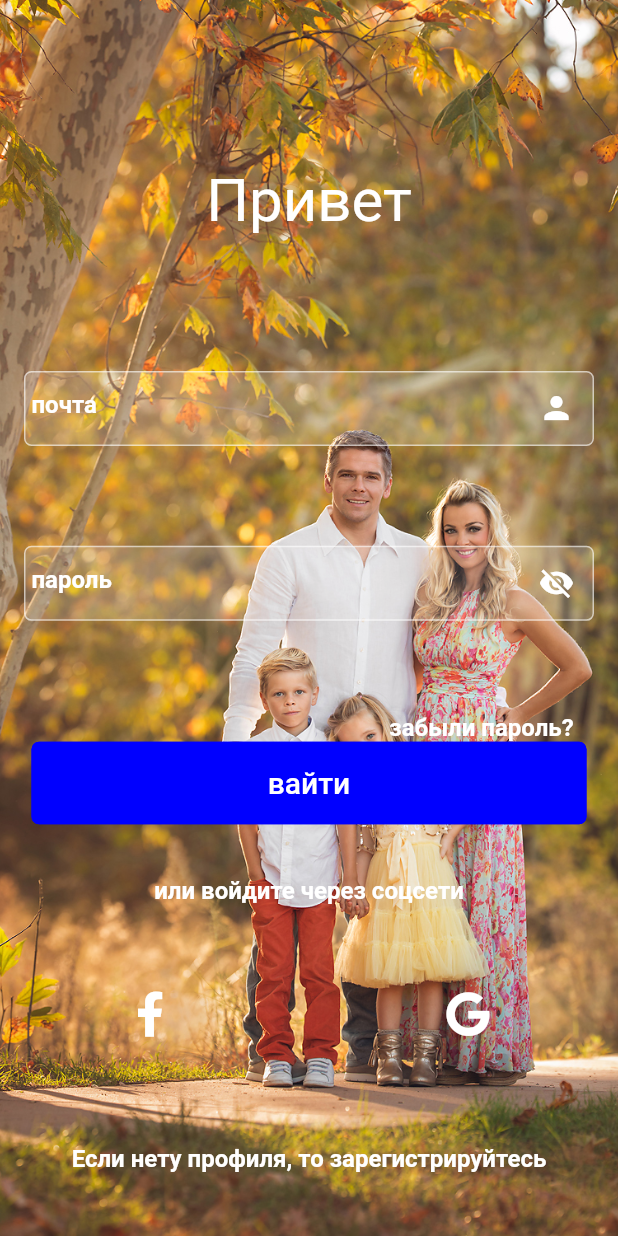
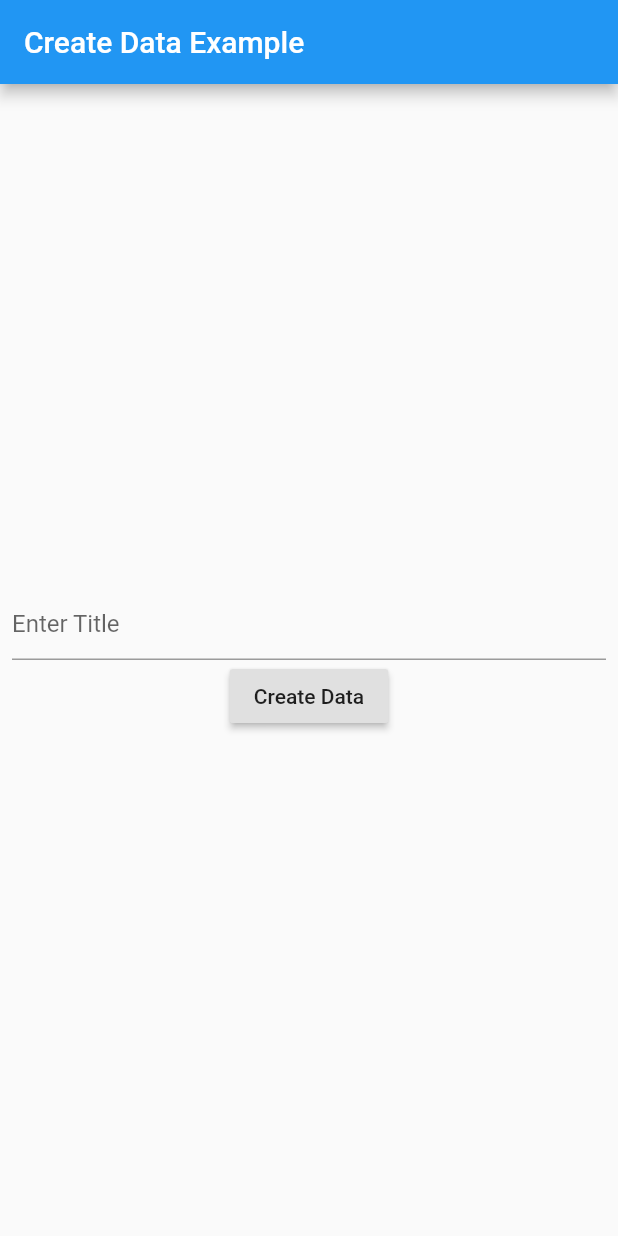
Before and after one commit to AnnaMinasyan/aniphoto_flutter, a Flutter app: the screen it shows after launch, on a phone screen of 412 x 824 dp. Run offline on Flutter 3.47's test engine with Material 2 defaults, Android fonts, the phone set to English and light mode, and no system bars; our stand-ins replace font_awesome_flutter, image_picker.

Commit message:
login post

```diff
--- a/lib/pages/login.dart
+++ b/lib/pages/login.dart
@@ -1,246 +1,351 @@
-import 'dart:ui';
+import 'dart:async';
+import 'dart:convert';
 
 import 'package:flutter/material.dart';
-import 'package:font_awesome_flutter/font_awesome_flutter.dart';
-import '../models/client_model.dart';
 import 'package:http/http.dart' as http;
 
-// Define a custom Form widget.
-class Login extends StatefulWidget {
-  @override
-  _LoginState createState() => _LoginState();
+Future<Album> createAlbum(String mail) async {
+  final http.Response response = await http.post(
+    'http://annaniks.com:5060/api/client-login/',
+    headers: <String, String>{
+      'Content-Type': 'application/json; charset=UTF-8',
+    },
+    body: jsonEncode(<String, String>{
+     "username": mail,
+     "password": 'minasyan2662'
+    }),
+  );
+print('${response.statusCode }  ${mail}');
+  if (response.statusCode == 200) {
+    return Album.fromJson(json.decode(response.body));
+  } else {
+    throw Exception('Failed to create album.');
+  }
 }
 
-// Define a corresponding State class.
-// This class holds the data related to the Form.
-Future<ClientModel> createClient(String mail, String password) async {
-  final String apiUrl = 'http://annaniks.com:5060/api/client/';
-  final response =
-      await http.post(apiUrl, body: {"username": mail, "password": password});
-      print("-------------------${response.statusCode}   ${mail}   ${password}");
-      if (response.statusCode==201) {
-        final String responseString = response.body;
-        return clientModelFromJson(responseString);
-      } else {
-        return null;
-      }
+class Album {
+  final int id;
+  final String title;
+
+  Album({this.id, this.title});
+
+  factory Album.fromJson(Map<String, dynamic> json) {
+    return Album(
+      id: json['id'],
+      title: json['title'],
+    );
+  }
+}
 
 
+class Login extends StatefulWidget {
+  Login({Key key}) : super(key: key);
+
+  @override
+  _LoginState createState() {
+    return _LoginState();
+  }
 }
 
 class _LoginState extends State<Login> {
-  ClientModel _client;
-  final TextEditingController mailController = TextEditingController();
-  final TextEditingController passwordController = TextEditingController();
-  @override
+  final TextEditingController _controller = TextEditingController();
+  Future<Album> _futureAlbum;
+
   @override
   Widget build(BuildContext context) {
-    return Container(
-      child: Scaffold(
+    return MaterialApp(
+      title: 'Create Data Example',
+      theme: ThemeData(
+        primarySwatch: Colors.blue,
+      ),
+      home: Scaffold(
+        appBar: AppBar(
+          title: Text('Create Data Example'),
+        ),
         body: Container(
-            decoration: BoxDecoration(
-              image: DecorationImage(
-                image: AssetImage("assets/sing_in.jpg"),
-                fit: BoxFit.cover,
-              ),
-            ),
-            child: Container(
-              margin: EdgeInsets.only(top: 110.0, right: 16, left: 16),
-              child: Column(
-                children: <Widget>[
-                  Flexible(
-                    flex: 5,
-                    child: Container(
-                      height: 150,
-                      child: Text(
-                        'Привет',
-                        style: TextStyle(fontSize: 40, color: Colors.white),
-                      ),
+          alignment: Alignment.center,
+          padding: const EdgeInsets.all(8.0),
+          child: (_futureAlbum == null)
+              ? Column(
+                  mainAxisAlignment: MainAxisAlignment.center,
+                  children: <Widget>[
+                    TextField(
+                      controller: _controller,
+                      decoration: InputDecoration(hintText: 'Enter Title'),
                     ),
-                  ),
-                  Flexible(
-                      flex: 9,
-                      child: Column(
-                        mainAxisAlignment: MainAxisAlignment.spaceBetween,
-                        children: <Widget>[
-                          Container(
-                              decoration: BoxDecoration(
-                                color: Color.fromARGB(40, 255, 255, 255),
-                                border: Border.all(
-                                  color: Color.fromARGB(150, 255, 255, 255),
-                                  width: 1,
-                                ),
-                                borderRadius: BorderRadius.circular(5),
-                              ),
-                              // color: Color.fromARGB(40, 255, 255, 255),
-                              margin: EdgeInsets.only(bottom: 15.0),
-                              // color: Colors.red,
-                              child: TextField(
-                                controller: mailController,
-                                decoration: InputDecoration(
-                                  hintText: 'почта',
-                                  border: InputBorder.none,
-                                  hintStyle: TextStyle(
-                                      color: Colors.white,
-                                      fontWeight: FontWeight.bold),
-                                  //labelText: 'Life story',
-                                  suffixIcon: const Icon(
-                                    Icons.person,
-                                    color: Colors.white,
-                                  ),
-                                  prefixText: ' ',
-                                  // suffixText: 'USD',
-                                  // suffixStyle: const TextStyle(color: Colors.green)),
-                                ),
-                              )),
-                          Container(
-                              //  margin: EdgeInsets.only(bottom: 15.0),
-                              decoration: BoxDecoration(
-                                color: Color.fromARGB(40, 255, 255, 255),
-                                border: Border.all(
-                                  color: Color.fromARGB(150, 255, 255, 255),
-                                  width: 1,
-                                ),
-                                borderRadius: BorderRadius.circular(5),
-                              ),
-                              child: TextField(
-                                controller: passwordController,
-                                decoration: InputDecoration(
-                                  border: InputBorder.none,
-                                  hintText: 'пароль',
-                                  hintStyle: TextStyle(
-                                    color: Colors.white,
-                                    fontWeight: FontWeight.bold,
-                                  ),
-                                  //labelText: 'Life story',
-                                  suffixIcon: const Icon(
-                                    Icons.visibility_off,
-                                    color: Colors.white,
-                                  ),
-                                  prefixText: ' ',
-                                  // suffixText: 'USD',
-                                  // suffixStyle: const TextStyle(color: Colors.green)),
-                                ),
-                              )),
-                          Padding(
-                            padding: EdgeInsets.only(left: 230.0, top: 10),
-                            child: Text(
-                              'забыли пароль?',
-                              style: TextStyle(
-                                color: Colors.white,
-                                fontSize: 16,
-                                fontWeight: FontWeight.bold,
-                              ),
-                            ),
-                          ),
-                        ],
-                      )),
-                  Flexible(
-                    flex: 3,
-                    child: ButtonTheme(
-                      minWidth: 370.0,
-                      height: 55.0,
-                      child: FlatButton(
-                        color: Color.fromARGB(255, 0, 0, 255),
-                        shape: RoundedRectangleBorder(
-                            side: BorderSide(
-                                color: Color.fromARGB(255, 0, 0, 255),
-                                width: 1,
-                                style: BorderStyle.solid),
-                            borderRadius: BorderRadius.circular(5)),
-                        onPressed: () async {
-                          final String mail =mailController.text;
-                          final String password =passwordController.text;
-                          final ClientModel client = await createClient(mail, password);
-                          setState(() {
-                            _client =client;
-                          });
-                          Navigator.pushReplacementNamed(context, '/drawer');
-                        },
-                        child: Text('вaйти',
-                            style: TextStyle(
-                              color: Colors.white,
-                              fontSize: 20.0,
-                            )),
-                      ),
+                    RaisedButton(
+                      child: Text('Create Data'),
+                      onPressed: () {
+                        setState(() {
+                          _futureAlbum = createAlbum(_controller.text);
+                        });
+                      },
                     ),
-                  ),
-                _client==null ? Container():Text('----${_client.id}'),
-                  Flexible(
-                      flex: 9,
-                      child: Container(
-                        padding: EdgeInsets.only(top: 35),
-                        child: Column(
-                          crossAxisAlignment: CrossAxisAlignment.center,
-                          mainAxisAlignment: MainAxisAlignment.spaceBetween,
-                          children: <Widget>[
-                            Flexible(
-                              flex: 7,
-                              child: Container(
-                                child: Text(
-                                  'или вoйдите через соцсети',
-                                  style: TextStyle(
-                                      color: Colors.white,
-                                      fontSize: 16.0,
-                                      fontWeight: FontWeight.bold),
-                                ),
-                              ),
-                            ),
-                            Flexible(
-                              flex: 10,
-                              child: Container(
-                                margin: EdgeInsets.symmetric(horizontal: 60.0),
-                                child: Row(
-                                  mainAxisAlignment:
-                                      MainAxisAlignment.spaceBetween,
-                                  children: <Widget>[
-                                    Flexible(
-                                        flex: 2,
-                                        child: IconButton(
-                                            color: Colors.white,
-                                            iconSize: 30,
-                                            icon: FaIcon(
-                                                FontAwesomeIcons.facebookF),
-                                            onPressed: () {
-                                              print("Pressed");
-                                            })),
-                                    Flexible(
-                                        flex: 2,
-                                        child: IconButton(
-                                            color: Colors.white,
-                                            iconSize: 30,
-                                            icon:
-                                                FaIcon(FontAwesomeIcons.google),
-                                            onPressed: () {
-                                              print("Pressed");
-                                            })),
-                                  ],
-                                ),
-                              ),
-                            ),
-                            Flexible(
-                              flex: 8,
-                              child: FlatButton(
-                                onPressed: () {
-                                  Navigator.of(context)
-                                      .pushReplacementNamed('/registr');
-                                },
-                                child: Text(
-                                  'Если нету профиля, то зарегистрируйтесь',
-                                  style: TextStyle(
-                                      color: Colors.white,
-                                      fontSize: 16.0,
-                                      fontWeight: FontWeight.bold),
-                                ),
-                              ),
-                            )
-                          ],
-                        ),
-                      )),
-                ],
-              ),
-            )),
+                  ],
+                )
+              : FutureBuilder<Album>(
+                  future: _futureAlbum,
+                  builder: (context, snapshot) {
+                    if (snapshot.hasData) {
+                      return Text(snapshot.data.title);
+                    } else if (snapshot.hasError) {
+                      return Text("${snapshot.error}");
+                    }
+
+                    return CircularProgressIndicator();
+                  },
+                ),
+        ),
       ),
     );
   }
 }
+
+
+
+// import 'dart:ui';
+
+// import 'package:flutter/material.dart';
+// import 'package:font_awesome_flutter/font_awesome_flutter.dart';
+// import '../models/client_model.dart';
+// import 'package:http/http.dart' as http;
+
+// // Define a custom Form widget.
+// class Login extends StatefulWidget {
+//   @override
+//   _LoginState createState() => _LoginState();
+// }
+
+// // Define a corresponding State class.
+// // This class holds the data related to the Form.
+// Future<ClientModel> createClient(String mail, String password) async {
+//   final String apiUrl = 'http://annaniks.com:5060/api/client/';
+//   final response =
+//       await http.post(apiUrl, body: {"username": mail, "password": password});
+//       print("-------------------${response.statusCode}   ${mail}   ${password}");
+//       if (response.statusCode==201) {
+//         final String responseString = response.body;
+//         return clientModelFromJson(responseString);
+//       } else {
+//         return null;
+//       }
+
+
+// }
+
+// class _LoginState extends State<Login> {
+//   ClientModel _client;
+//   final TextEditingController mailController = TextEditingController();
+//   final TextEditingController passwordController = TextEditingController();
+//   @override
+//   @override
+//   Widget build(BuildContext context) {
+//     return Container(
+//       child: Scaffold(
+//         body: Container(
+//             decoration: BoxDecoration(
+//               image: DecorationImage(
+//                 image: AssetImage("assets/sing_in.jpg"),
+//                 fit: BoxFit.cover,
+//               ),
+//             ),
+//             child: Container(
+//               margin: EdgeInsets.only(top: 110.0, right: 16, left: 16),
+//               child: Column(
+//                 children: <Widget>[
+//                   Flexible(
+//                     flex: 5,
+//                     child: Container(
+//                       height: 150,
+//                       child: Text(
+//                         'Привет',
+//                         style: TextStyle(fontSize: 40, color: Colors.white),
+//                       ),
+//                     ),
+//                   ),
+//                   Flexible(
+//                       flex: 9,
+//                       child: Column(
+//                         mainAxisAlignment: MainAxisAlignment.spaceBetween,
+//                         children: <Widget>[
+//                           Container(
+//                               decoration: BoxDecoration(
+//                                 color: Color.fromARGB(40, 255, 255, 255),
+//                                 border: Border.all(
+//                                   color: Color.fromARGB(150, 255, 255, 255),
+//                                   width: 1,
+//                                 ),
+//                                 borderRadius: BorderRadius.circular(5),
+//                               ),
+//                               // color: Color.fromARGB(40, 255, 255, 255),
+//                               margin: EdgeInsets.only(bottom: 15.0),
+//                               // color: Colors.red,
+//                               child: TextField(
+//                                 controller: mailController,
+//                                 decoration: InputDecoration(
+//                                   hintText: 'почта',
+//                                   border: InputBorder.none,
+//                                   hintStyle: TextStyle(
+//                                       color: Colors.white,
+//                                       fontWeight: FontWeight.bold),
+//                                   //labelText: 'Life story',
+//                                   suffixIcon: const Icon(
+//                                     Icons.person,
+//                                     color: Colors.white,
+//                                   ),
+//                                   prefixText: ' ',
+//                                   // suffixText: 'USD',
+//                                   // suffixStyle: const TextStyle(color: Colors.green)),
+//                                 ),
+//                               )),
+//                           Container(
+//                               //  margin: EdgeInsets.only(bottom: 15.0),
+//                               decoration: BoxDecoration(
+//                                 color: Color.fromARGB(40, 255, 255, 255),
+//                                 border: Border.all(
+//                                   color: Color.fromARGB(150, 255, 255, 255),
+//                                   width: 1,
+//                                 ),
+//                                 borderRadius: BorderRadius.circular(5),
+//                               ),
+//                               child: TextField(
+//                                 controller: passwordController,
+//                                 decoration: InputDecoration(
+//                                   border: InputBorder.none,
+//                                   hintText: 'пароль',
+//                                   hintStyle: TextStyle(
+//                                     color: Colors.white,
+//                                     fontWeight: FontWeight.bold,
+//                                   ),
+//                                   //labelText: 'Life story',
+//                                   suffixIcon: const Icon(
+//                                     Icons.visibility_off,
+//                                     color: Colors.white,
+//                                   ),
+//                                   prefixText: ' ',
+//                                   // suffixText: 'USD',
+//                                   // suffixStyle: const TextStyle(color: Colors.green)),
+//                                 ),
+//                               )),
+//                           Padding(
+//                             padding: EdgeInsets.only(left: 230.0, top: 10),
+//                             child: Text(
+//                               'забыли пароль?',
+//                               style: TextStyle(
+//                                 color: Colors.white,
+//                                 fontSize: 16,
+//                                 fontWeight: FontWeight.bold,
+//                               ),
+//                             ),
+//                           ),
+//                         ],
+//                       )),
+//                   Flexible(
+//                     flex: 3,
+//                     child: ButtonTheme(
+//                       minWidth: 370.0,
+//                       height: 55.0,
+//                       child: FlatButton(
+//                         color: Color.fromARGB(255, 0, 0, 255),
+//                         shape: RoundedRectangleBorder(
+//                             side: BorderSide(
+//                                 color: Color.fromARGB(255, 0, 0, 255),
+//                                 width: 1,
+//                                 style: BorderStyle.solid),
+//                             borderRadius: BorderRadius.circular(5)),
+//                         onPressed: () async {
+//                           // final String mail =mailController.text;
+//                           // final String password =passwordController.text;
+//                           // final ClientModel client = await createClient(mail, password);
+//                           // setState(() {
+//                           //   _client =client;
+//                           // });
+//                           Navigator.pushReplacementNamed(context, '/drawer');
+//                         },
+//                         child: Text('вaйти',
+//                             style: TextStyle(
+//                               color: Colors.white,
+//                               fontSize: 20.0,
+//                             )),
+//                       ),
+//                     ),
+//                   ),
+//                 _client==null ? Container():Text('----${_client.id}'),
+//                   Flexible(
+//                       flex: 9,
+//                       child: Container(
+//                         padding: EdgeInsets.only(top: 35),
+//                         child: Column(
+//                           crossAxisAlignment: CrossAxisAlignment.center,
+//                           mainAxisAlignment: MainAxisAlignment.spaceBetween,
+//                           children: <Widget>[
+//                             Flexible(
+//                               flex: 7,
+//                               child: Container(
+//                                 child: Text(
+//                                   'или вoйдите через соцсети',
+//                                   style: TextStyle(
+//                                       color: Colors.white,
+//                                       fontSize: 16.0,
+//                                       fontWeight: FontWeight.bold),
+//                                 ),
+//                               ),
+//                             ),
+//                             Flexible(
+//                               flex: 10,
+//                               child: Container(
+//                                 margin: EdgeInsets.symmetric(horizontal: 60.0),
+//                                 child: Row(
+//                                   mainAxisAlignment:
+//                                       MainAxisAlignment.spaceBetween,
+//                                   children: <Widget>[
+//                                     Flexible(
+//                                         flex: 2,
+//                                         child: IconButton(
+//                                             color: Colors.white,
+//                                             iconSize: 30,
+//                                             icon: FaIcon(
+//                                                 FontAwesomeIcons.facebookF),
+//                                             onPressed: () {
+//                                               print("Pressed");
+//                                             })),
+//                                     Flexible(
+//                                         flex: 2,
+//                                         child: IconButton(
+//                                             color: Colors.white,
+//                                             iconSize: 30,
+//                                             icon:
+//                                                 FaIcon(FontAwesomeIcons.google),
+//                                             onPressed: () {
+//                                               print("Pressed");
+//                                             })),
+//                                   ],
+//                                 ),
+//                               ),
+//                             ),
+//                             Flexible(
+//                               flex: 8,
+//                               child: FlatButton(
+//                                 onPressed: () {
+//                                   Navigator.of(context)
+//                                       .pushReplacementNamed('/registr');
+//                                 },
+//                                 child: Text(
+//                                   'Если нету профиля, то зарегистрируйтесь',
+//                                   style: TextStyle(
+//                                       color: Colors.white,
+//                                       fontSize: 16.0,
+//                                       fontWeight: FontWeight.bold),
+//                                 ),
+//                               ),
+//                             )
+//                           ],
+//                         ),
+//                       )),
+//                 ],
+//               ),
+//             )),
+//       ),
+//     );
+//   }
+// }
```
Also changed, not shown: lib/pages/drawer_pages/address.dart (+101 -71 lines).
